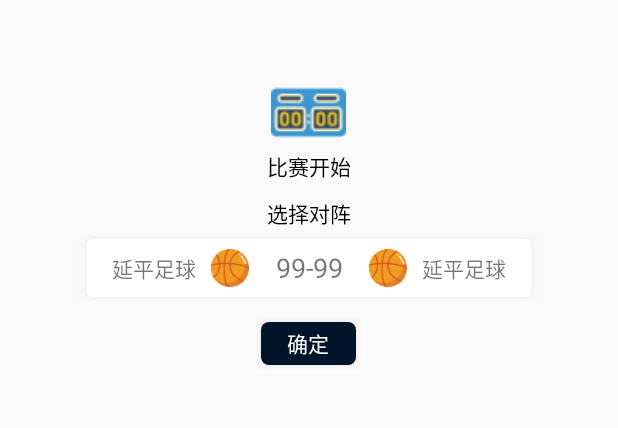
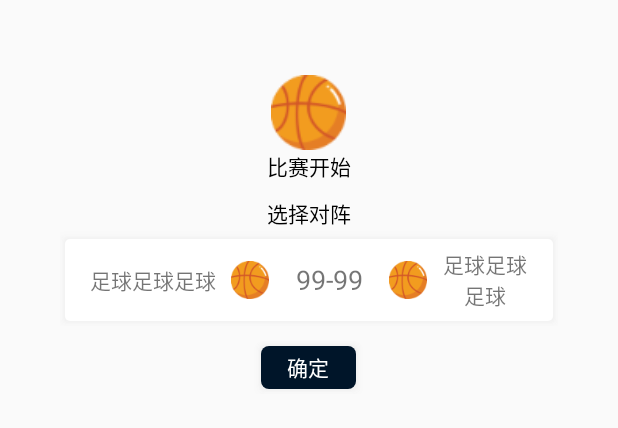
Before and after one commit to qq414831974/qiezizhibo-basketball-android, an Android app: the layout dialog_status_event.xml on its own in the app's theme, with its tools: preview values and no code run, on a phone screen of 412 x 824 dp. Shown: the top 428 px of the screen. Run offline under Robolectric (Android 15) with nearby library versions, the phone set to English and light mode, and no system bars; network calls fail.

Commit message:
fix bugs

```diff
--- a/app/src/main/java/com/qiezitv/common/Constants.java
+++ b/app/src/main/java/com/qiezitv/common/Constants.java
@@ -78,4 +78,10 @@ public class Constants {
         public static final int BAD = 1;
         public static final int NOTBAD = 2;
     }
+    public interface LeagueRuleType {
+        int TYPE_XIAO_LANQIU = 1;
+        int TYPE_1_x_1 = 2;
+        int TYPE_3_x_3 = 3;
+        int TYPE_5_x_5 = 4;
+    }
 }
--- a/app/src/main/java/com/qiezitv/http/provider/BasketballServiceProvider.java
+++ b/app/src/main/java/com/qiezitv/http/provider/BasketballServiceProvider.java
@@ -2,7 +2,7 @@ package com.qiezitv.http.provider;
 
 import com.qiezitv.dto.http.ResponseEntity;
 import com.qiezitv.model.basketball.LeagueVO;
-import com.qiezitv.model.basketball.MatchStatusVO;
+import com.qiezitv.model.basketball.MatchStatus;
 import com.qiezitv.model.basketball.MatchVO;
 import com.qiezitv.model.page.Page;
 import com.qiezitv.model.basketball.TimeLine;
@@ -67,7 +67,7 @@ public interface BasketballServiceProvider {
      * @return
      */
     @GET("/service-admin/basketball/timeline/status")
-    Call<ResponseEntity<MatchStatusVO>> getMatchStatusDetailById(@Query("matchId") Long matchId);
+    Call<ResponseEntity<MatchStatus>> getMatchStatusDetailById(@Query("matchId") Long matchId);
 
 
     /**
--- a/app/src/main/java/com/qiezitv/pojo/BasketballTimelineEventData.java
+++ b/app/src/main/java/com/qiezitv/pojo/BasketballTimelineEventData.java
@@ -44,7 +44,7 @@ public class BasketballTimelineEventData {
 
     public static Map<Integer, BasketballTimelineEventData> statusEventDataMap = new HashMap<Integer, BasketballTimelineEventData>() {
         {
-            put(START, new BasketballTimelineEventData(R.drawable.ic_result_start, "比赛开始"));
+            put(START, new BasketballTimelineEventData(R.drawable.ic_result_ball, "比赛开始"));
             put(NEXT_SETION, new BasketballTimelineEventData(R.drawable.ic_result_calendar, "下一节"));
             put(PRE_SETION, new BasketballTimelineEventData(R.drawable.ic_result_calendar, "上一节"));
             put(SWITCH_AGAINST, new BasketballTimelineEventData(R.drawable.ic_result_vest, "切换对阵"));
--- a/app/src/main/res/layout/activity_match_video.xml
+++ b/app/src/main/res/layout/activity_match_video.xml
@@ -43,7 +43,7 @@
             android:background="@color/btn_background_transparent_color"
             android:padding="10dp"
             android:scaleType="fitCenter"
-            android:src="@drawable/ic_result_start"
+            android:src="@drawable/ic_result_ball"
             app:riv_corner_radius="20dp"
             app:riv_mutate_background="true" />
 
--- a/app/src/main/res/layout/dialog_status_event.xml
+++ b/app/src/main/res/layout/dialog_status_event.xml
@@ -19,7 +19,7 @@
             android:id="@+id/iv_event_ic"
             android:layout_width="50dp"
             android:layout_height="50dp"
-            android:background="@drawable/ic_result_start" />
+            android:background="@drawable/ic_result_ball" />
 
         <TextView
             android:id="@+id/tv_event_name"
@@ -62,7 +62,8 @@
                     android:layout_height="wrap_content"
                     android:layout_marginRight="10dp"
                     android:gravity="center"
-                    android:text="延平足球"
+                    android:text="足球足球足球"
+                    android:maxWidth="90dp"
                     android:textSize="14sp" />
 
                 <ImageView
@@ -93,7 +94,8 @@
                     android:layout_height="wrap_content"
                     android:layout_marginLeft="10dp"
                     android:gravity="center"
-                    android:text="延平足球"
+                    android:text="足球足球足球"
+                    android:maxWidth="90dp"
                     android:textSize="14sp" />
 
             </LinearLayout>
--- a/app/src/main/res/layout/dialog_status_event_selector.xml
+++ b/app/src/main/res/layout/dialog_status_event_selector.xml
@@ -22,7 +22,7 @@
             <ImageView
                 android:layout_width="60dp"
                 android:layout_height="60dp"
-                android:background="@drawable/ic_result_start" />
+                android:background="@drawable/ic_result_ball" />
 
             <TextView
                 android:layout_width="wrap_content"
--- a/app/src/main/res/values/strings.xml
+++ b/app/src/main/res/values/strings.xml
@@ -1,3 +1,3 @@
 <resources>
-    <string name="app_name">绝杀时刻篮球直播端</string>
+    <string name="app_name">绝杀时刻直播端</string>
 </resources>
```
Also changed, not shown: app/src/main/java/com/qiezitv/activity/GameVideoActivity.java (+14 -7 lines), app/src/main/java/com/qiezitv/fragment/MatchListFragment.java (+0 -12 lines), app/src/main/java/com/qiezitv/model/basketball/MatchStatusVO.java (deleted, +0 -14 lines), app/src/main/java/com/qiezitv/model/basketball/TeamVO.java (+9 -0 lines), app/src/main/java/com/qiezitv/view/BaseScoreBoardView.java (+12 -3 lines), app/src/main/res/layout/view_score_board_basketball.xml (+9 -0 lines), app/src/main/res/drawable-xhdpi/ic_scoreboard_basketball_logo_mask.png (added), app/src/main/res/mipmap-xxxhdpi/ic_launcher.png.
